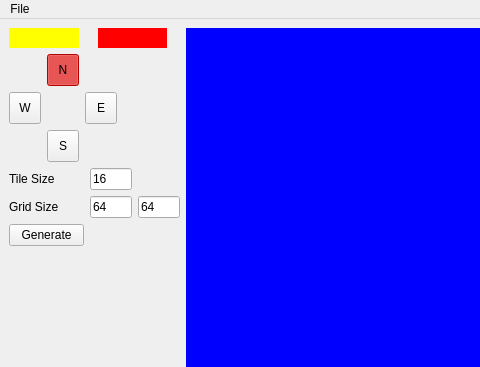
Before: the Qt Designer form mainwindow.ui in varnholt/wave_function_collapse, drawn with Qt 5; both pictures show x 0 to 480 and y 0 to 367 of the 835 by 661 pixel window.
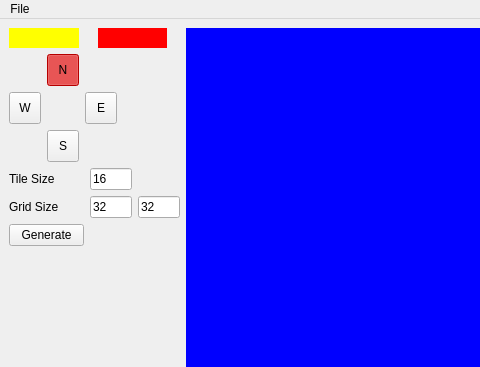
After: the same form once the commit is applied. Custom widgets are drawn as their Qt base class.

The edit to the form file:
```diff
--- a/mainwindow.ui
+++ b/mainwindow.ui
@@ -228,7 +228,7 @@
          </size>
         </property>
         <property name="text">
-         <string>64</string>
+         <string>32</string>
         </property>
        </widget>
       </item>
@@ -241,7 +241,7 @@
          </size>
         </property>
         <property name="text">
-         <string>64</string>
+         <string>32</string>
         </property>
        </widget>
       </item>
```
Left out of the diff: 2 changed lines with no effect on the pictures.
